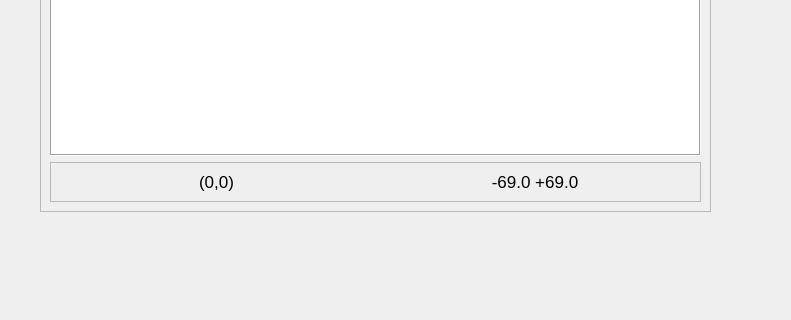
This is rover_gui/ui/navigation.ui in robotique-udes/rover as Qt 5 draws it before an edit; both pictures show x 0 to 791 and y 489 to 809 of the 1012 by 809 pixel window. The edited form follows.
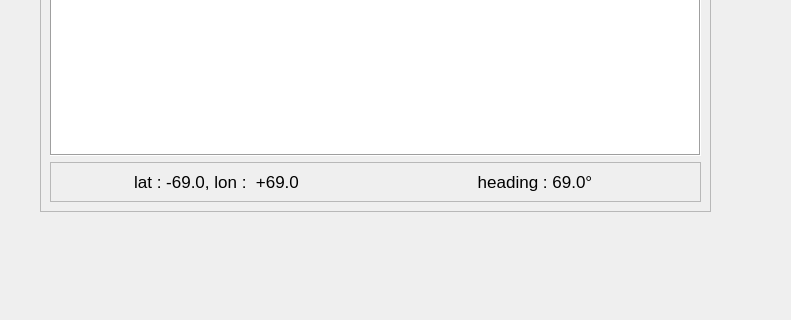
This is the edited form.

Commit message: added force button for joydemux

```diff
--- a/rover_gui/ui/navigation.ui
+++ b/rover_gui/ui/navigation.ui
@@ -73,21 +73,6 @@
        <enum>QFrame::Raised</enum>
       </property>
       <layout class="QHBoxLayout" name="horizontalLayout">
-       <item>
-        <widget class="QLabel" name="lb_curr_xy_coord">
-         <property name="font">
-          <font>
-           <pointsize>13</pointsize>
-          </font>
-         </property>
-         <property name="text">
-          <string>(0,0)</string>
-         </property>
-         <property name="alignment">
-          <set>Qt::AlignCenter</set>
-         </property>
-        </widget>
-       </item>
        <item>
         <widget class="QLabel" name="lb_curr_position">
          <property name="font">
@@ -102,7 +87,22 @@
           <string notr="true"/>
          </property>
          <property name="text">
-          <string>-69.0 +69.0</string>
+          <string>lat : -69.0, lon :  +69.0</string>
+         </property>
+         <property name="alignment">
+          <set>Qt::AlignCenter</set>
+         </property>
+        </widget>
+       </item>
+       <item>
+        <widget class="QLabel" name="lb_curr_heading">
+         <property name="font">
+          <font>
+           <pointsize>13</pointsize>
+          </font>
+         </property>
+         <property name="text">
+          <string>heading : 69.0°</string>
          </property>
          <property name="alignment">
           <set>Qt::AlignCenter</set>
```
The commit also changes 3 other files.
